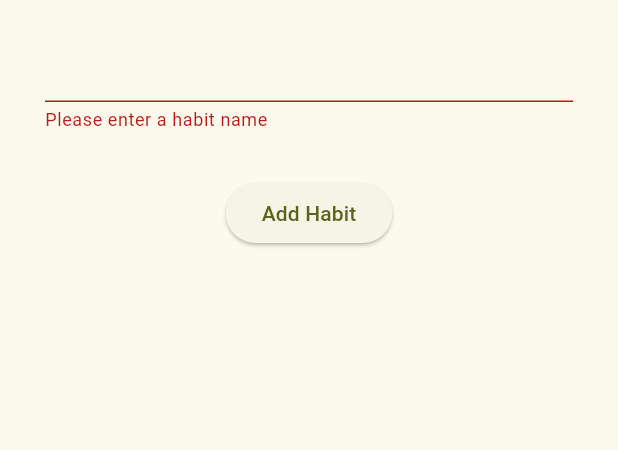
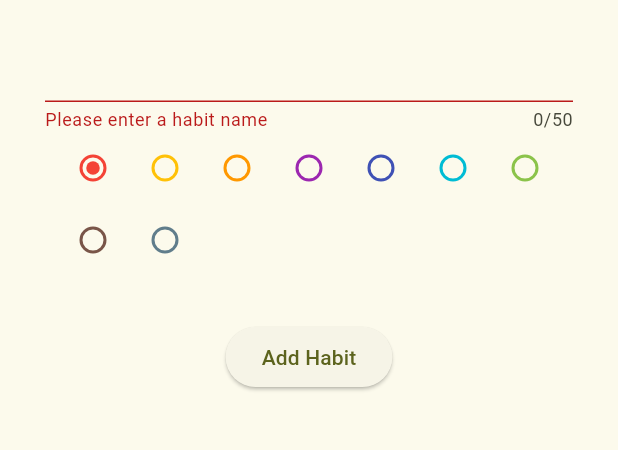
Before and after one commit to rileyporter/habit-scratcher, a Flutter app: the screen it shows after launch, after a tap on the "add" icon, after a tap on "Add Habit", on a phone screen of 412 x 824 dp, the part 114-564 px from its top. Run offline on Flutter 3.47's test engine with Material 3 defaults, Android fonts, the phone set to English and light mode, and no system bars.

Commit message:
Added Radio Buttons to select habit color

```diff
--- a/lib/add_habit.dart
+++ b/lib/add_habit.dart
@@ -1,19 +1,12 @@
 import 'package:flutter/material.dart';
 import 'habit.dart';
 
-// TODO: add functionality to add a new habit
-/* Steps involved:
-      - move habit list to state and add callbacks to update list
-      - making a pop up layer in UI with an input form
-        - validating habit name input (length restricted?)
-        - adding a list of possible colors to choose from
-      - ability to delete habit, maybe a little trash can?
-*/
 class NewHabitForm extends StatefulWidget {
   const NewHabitForm({super.key, required this.addHabit, required this.switchToHabitAdder});
 
   final Function addHabit;
   final Function switchToHabitAdder;
+  static final Color DEFAULT_COLOR = Habit.COLOR_OPTIONS[0];
 
   @override
   State<NewHabitForm> createState() => _NewHabitFormState();
@@ -22,12 +15,28 @@ class NewHabitForm extends StatefulWidget {
 class _NewHabitFormState extends State<NewHabitForm> {
   final _formKey = GlobalKey<FormState>();
   final _formController = TextEditingController();
-
+  Color? _selectedColor = NewHabitForm.DEFAULT_COLOR;
   @override
   void dispose() {
     // Clean up the controller when the widget is disposed.
     _formController.dispose();
     super.dispose();
+  }
+
+  _submitForm() {
+    if (_formKey.currentState!.validate()) {
+      ScaffoldMessenger.of(context).showSnackBar(
+        const SnackBar(content: Text('Adding Habit')),
+      );
+      widget.addHabit(Habit(title: _formController.text, color: _selectedColor));
+      widget.switchToHabitAdder(false);
+    }
+  }
+
+  _updateSelectedColor(Color newColor) {
+    setState(() {
+      _selectedColor = newColor;
+    });
   }
 
   @override
@@ -38,30 +47,31 @@ class _NewHabitFormState extends State<NewHabitForm> {
         padding: const EdgeInsets.symmetric(horizontal: 30.0),
         child: Column(
           children: [
+            // TODO: add a back button
             TextFormField(
               controller: _formController,
+              maxLength: 50,
+              onFieldSubmitted: (value) {_submitForm();},
               validator: (value) {
                 if (value == null || value.isEmpty) {
                   return 'Please enter a habit name';
-                } else if (value.length > 100) {
-                  return 'Habit name must be less than 100 characters';
                 }
                 return null;
               },
             ),
             // TODO: add a radio list of the color options
+            Wrap(
+              children: [
+                for (Color color in Habit.COLOR_OPTIONS)
+                  ColorRadioButton(color: color,
+                                  updateSelectedColor: _updateSelectedColor,
+                                  selectedColor: _selectedColor),
+              ],
+            ),
             SizedBox(height: 30),
+            // TODO: add styling to the button
             ElevatedButton(
-              onPressed: () {
-                if (_formKey.currentState!.validate()) {
-                  // TODO: update habit list
-                  ScaffoldMessenger.of(context).showSnackBar(
-                    const SnackBar(content: Text('Adding Habit')),
-                  );
-                  widget.addHabit(Habit(title: _formController.text));
-                  widget.switchToHabitAdder(false);
-                }
-              },
+              onPressed: _submitForm,
               child: const Text('Add Habit'),
             ),
           ],
@@ -70,3 +80,25 @@ class _NewHabitFormState extends State<NewHabitForm> {
     );
   }
 }
+
+class ColorRadioButton extends StatelessWidget {
+  const ColorRadioButton({super.key, required this.color, required this.updateSelectedColor, required this.selectedColor});
+  final Color color;
+  final Function updateSelectedColor;
+  final Color? selectedColor;
+
+  @override
+  Widget build(BuildContext context) {
+    // TODO: want to scale the radio buttons to be bigger, but that seems to affect
+    //       clicking accuracy for selecting
+    return Radio<Color>(
+      value: color,
+      groupValue: selectedColor,
+      onChanged: (Color? value) {updateSelectedColor(value);},
+      fillColor: WidgetStateProperty.resolveWith<Color>((Set<WidgetState> states) {
+        return color;
+      }),
+
+    );
+  }
+}
--- a/lib/habit.dart
+++ b/lib/habit.dart
@@ -2,27 +2,29 @@ import 'package:flutter/material.dart';
 import 'date.dart';
 import 'dart:math';
 
-const List<Color> COLOR_OPTIONS = [Colors.red,
-                                  Colors.pink,
-                                  Colors.purple,
-                                  Colors.deepPurple,
-                                  Colors.indigo,
-                                  Colors.blue,
-                                  Colors.lightBlue,
-                                  Colors.cyan,
-                                  Colors.teal,
-                                  Colors.green,
-                                  Colors.lightGreen,
-                                  Colors.lime,
-                                  Colors.yellow,
-                                  Colors.amber,
-                                  Colors.orange,
-                                  Colors.deepOrange,
-                                  Colors.brown,
-                                  Colors.blueGrey];
+
 
 class Habit {
   static final Random _random = Random();
+  static const List<Color> COLOR_OPTIONS = [Colors.red,
+                                  //Colors.yellow,
+                                  Colors.amber,
+                                  Colors.orange,
+                                  //Colors.deepOrange,
+                                  //Colors.pink,
+                                  Colors.purple,
+                                  //Colors.deepPurple,
+                                  Colors.indigo,
+                                  //Colors.blue,
+                                  //Colors.lightBlue,
+                                  Colors.cyan,
+                                  //Colors.teal,
+                                  //Colors.green,
+                                  Colors.lightGreen,
+                                  //Colors.lime,
+                                  Colors.brown,
+                                  Colors.blueGrey
+                                ];
 
   final String title;
   late Color color;
--- a/lib/habit_list_view.dart
+++ b/lib/habit_list_view.dart
@@ -76,6 +76,7 @@ class HabitList extends StatelessWidget {
             padding: const EdgeInsets.symmetric(horizontal: 30.0, vertical: 10.0),
             child: Semantics(
               button: true,
+              // TODO: add an edit button with ability to delete the habit
               child: ListTile(
                 onTap: () => {displayHabitAtIndex(i)},
                 title: Center(child: Text(habits[i].title)),
```
